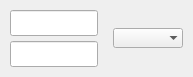
Qt form Plugins/KanbanBoard/KanbanDelegateEditor.ui (StefanoLusardi/Kanban) before a commit.
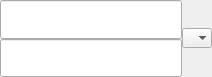
The same form after that commit.

Diff of the .ui file:
```diff
--- a/Plugins/KanbanBoard/KanbanDelegateEditor.ui
+++ b/Plugins/KanbanBoard/KanbanDelegateEditor.ui
@@ -6,7 +6,7 @@
    <rect>
     <x>0</x>
     <y>0</y>
-    <width>193</width>
+    <width>212</width>
     <height>77</height>
    </rect>
   </property>
@@ -31,49 +31,49 @@
   <property name="windowTitle">
    <string>KanbanDelegateEditor</string>
   </property>
-  <layout class="QHBoxLayout" name="horizontalLayout" stretch="1,0">
+  <layout class="QHBoxLayout" name="horizontalLayout" stretch="0,0">
    <property name="spacing">
-    <number>5</number>
+    <number>0</number>
    </property>
    <property name="sizeConstraint">
     <enum>QLayout::SetDefaultConstraint</enum>
    </property>
    <property name="leftMargin">
-    <number>5</number>
+    <number>0</number>
    </property>
    <property name="topMargin">
-    <number>5</number>
+    <number>0</number>
    </property>
    <property name="rightMargin">
-    <number>5</number>
+    <number>0</number>
    </property>
    <property name="bottomMargin">
-    <number>5</number>
+    <number>0</number>
    </property>
    <item>
     <layout class="QVBoxLayout" name="verticalLayout">
      <property name="spacing">
-      <number>5</number>
+      <number>0</number>
      </property>
      <property name="sizeConstraint">
-      <enum>QLayout::SetDefaultConstraint</enum>
+      <enum>QLayout::SetMinimumSize</enum>
      </property>
      <property name="leftMargin">
-      <number>5</number>
+      <number>0</number>
      </property>
      <property name="topMargin">
-      <number>5</number>
+      <number>0</number>
      </property>
      <property name="rightMargin">
-      <number>5</number>
+      <number>0</number>
      </property>
      <property name="bottomMargin">
-      <number>5</number>
+      <number>0</number>
      </property>
      <item>
       <widget class="QLineEdit" name="mStateEditor">
        <property name="sizePolicy">
-        <sizepolicy hsizetype="Expanding" vsizetype="Expanding">
+        <sizepolicy hsizetype="Minimum" vsizetype="Expanding">
          <horstretch>0</horstretch>
          <verstretch>0</verstretch>
         </sizepolicy>
@@ -112,17 +112,23 @@
    </item>
    <item>
     <layout class="QVBoxLayout" name="verticalLayout_2">
+     <property name="spacing">
+      <number>0</number>
+     </property>
+     <property name="sizeConstraint">
+      <enum>QLayout::SetMaximumSize</enum>
+     </property>
      <property name="leftMargin">
-      <number>5</number>
+      <number>0</number>
      </property>
      <property name="topMargin">
-      <number>5</number>
+      <number>0</number>
      </property>
      <property name="rightMargin">
-      <number>5</number>
+      <number>0</number>
      </property>
      <property name="bottomMargin">
-      <number>5</number>
+      <number>0</number>
      </property>
      <item>
       <spacer name="verticalSpacer_2">
@@ -140,7 +146,7 @@
      <item>
       <widget class="QComboBox" name="mColorEditor">
        <property name="sizePolicy">
-        <sizepolicy hsizetype="Expanding" vsizetype="Expanding">
+        <sizepolicy hsizetype="Minimum" vsizetype="Expanding">
          <horstretch>0</horstretch>
          <verstretch>0</verstretch>
         </sizepolicy>
@@ -153,7 +159,7 @@
        </property>
        <property name="maximumSize">
         <size>
-         <width>16777215</width>
+         <width>30</width>
          <height>16777215</height>
         </size>
        </property>
```
